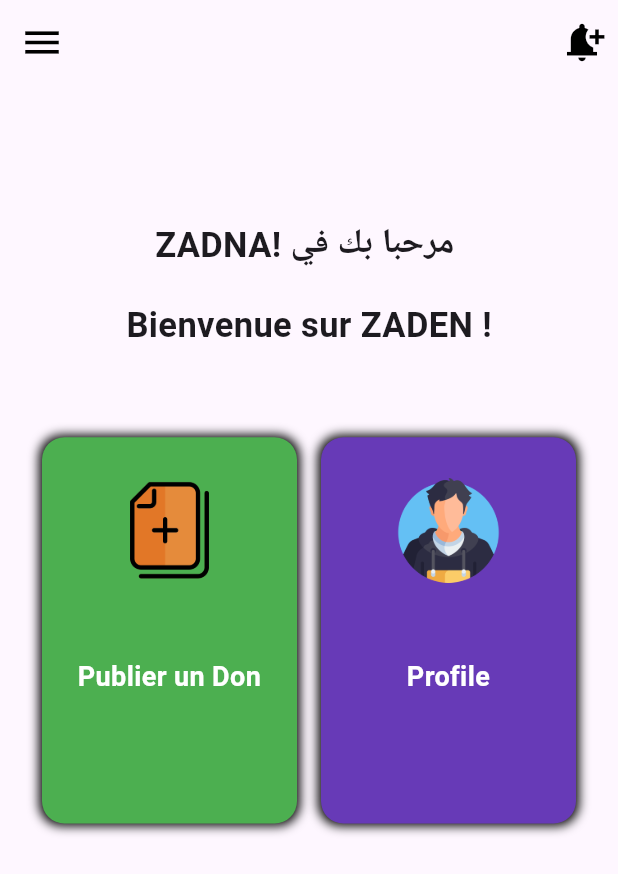
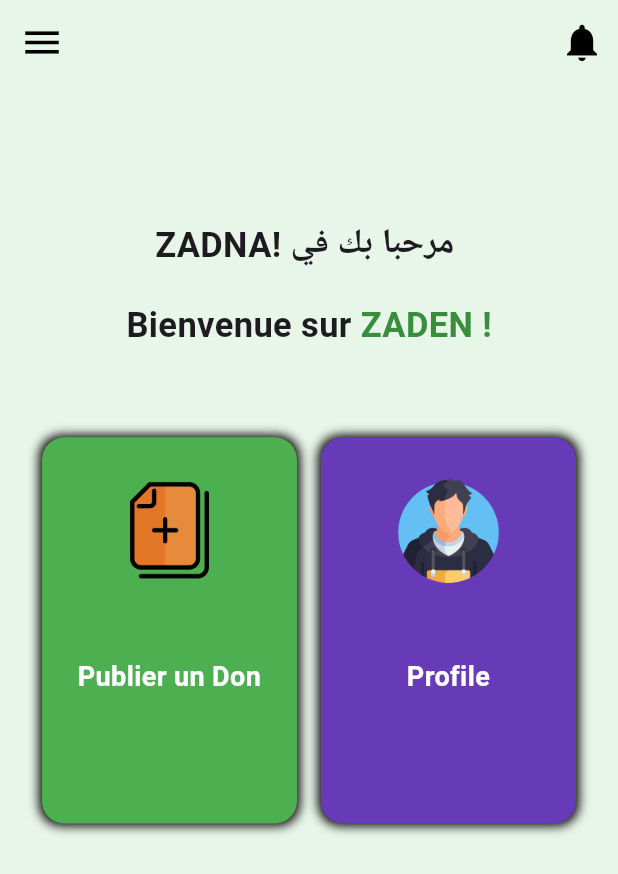
Before and after one commit to mohamedamine-code/hack4food_v2, a Flutter app: the UserHomePage screen opened directly, on a phone screen of 412 x 824 dp. Shown: the top 874 px of the screen. Run offline on Flutter 3.47's test engine with Material 3 defaults, Android fonts, the phone set to English and light mode, and no system bars; our stand-ins replace image_picker; missing offline and left inert: dart:ffi.

Commit message:
commit-7

```diff
--- a/lib/pages/profile.dart
+++ b/lib/pages/profile.dart
@@ -1,4 +1,5 @@
 import 'package:flutter/material.dart';
+import 'package:hack_for_food/pages/settings.dart';
 import 'package:intl/intl.dart'; // Pour le formatage des dates
 
 class DonorProfileScreen extends StatelessWidget {
@@ -30,7 +31,7 @@ class DonorProfileScreen extends StatelessWidget {
           IconButton(
             icon: const Icon(Icons.settings),
             onPressed: () {
-              // Navigation vers les paramètres
+              Navigator.push(context, MaterialPageRoute(builder: (context)=>SettingsScreen()));
             },
           ),
         ],
--- a/lib/pages/user_home_page.dart
+++ b/lib/pages/user_home_page.dart
@@ -1,6 +1,8 @@
 import 'package:flutter/material.dart';
 import 'package:hack_for_food/pages/AddDonationScreen.dart';
 import 'package:hack_for_food/pages/profile.dart';
+import 'package:hack_for_food/pages/settings.dart';
+import 'package:hack_for_food/test_widget/donner_Type_user.dart';
 import 'package:hack_for_food/util/Widget_Button.dart';
 
 class UserHomePage extends StatefulWidget {
@@ -11,30 +13,64 @@ class UserHomePage extends StatefulWidget {
 }
 
 class _HomePageState extends State<UserHomePage> {
-  void go_publier() {
+  // Méthodes de navigation
+  void _navigateToAddDonation() {
     Navigator.push(
       context,
       MaterialPageRoute(builder: (context) => AddDonationScreen()),
     );
   }
 
-  void go_difuser() {
-    // Navigator.push(context, MaterialPageRoute(builder: (context)=>()));
+  void _navigateToProfile() {
+    Navigator.push(
+      context,
+      MaterialPageRoute(builder: (context) => DonorProfileScreen()),
+    );
   }
-  void go_association() {}
-  void go_profile() {
-    Navigator.push(context, MaterialPageRoute(builder: (context)=>DonorProfileScreen()));
+
+  void _logout() async {
+    // Implémentation de la déconnexion
+    Navigator.pushAndRemoveUntil(
+      context,
+      MaterialPageRoute(builder: (context) => const DonorTypePage()),
+      (route) => false,
+    );
+  }
+
+  void _openSettings() {
+    Navigator.pop(context);
+    Navigator.push(
+      context,
+      MaterialPageRoute(builder: (context) => const SettingsScreen()),
+    );
   }
 
   @override
   Widget build(BuildContext context) {
-    List MyList = [
-      ['Publier un Don', 'assets/img/file.png', Colors.green, go_publier],
-      ['Profile', 'assets/img/boy.png', Colors.deepPurple, go_profile],
+    final menuItems = [
+      {
+        'title': 'Publier un Don',
+        'icon': 'assets/img/file.png',
+        'color': Colors.green,
+        'action': _navigateToAddDonation,
+      },
+      {
+        'title': 'Profile',
+        'icon': 'assets/img/boy.png',
+        'color': Colors.deepPurple,
+        'action': _navigateToProfile,
+      },
     ];
 
     return Scaffold(
-      drawer: Drawer(
+      drawer: _buildDrawer(),
+      appBar: _buildAppBar(),
+      body: _buildBody(menuItems),
+    );
+  }
+
+  Widget _buildDrawer() {
+    return Drawer(
       backgroundColor: const Color(0xFFE8F5E9),
       child: ListView(
         padding: EdgeInsets.zero,
@@ -48,52 +84,47 @@ class _HomePageState extends State<UserHomePage> {
           ),
           ListTile(
             leading: const Icon(Icons.dashboard),
-              title: const Text('Dashboard'),
+            title: const Text('Tableau de bord'),
             onTap: () {
-                Navigator.pop(context); // Close the drawer
-                // You can navigate here
+              Navigator.pop(context);
+              // Navigation vers le dashboard si nécessaire
             },
           ),
           ListTile(
             leading: const Icon(Icons.settings),
-              title: const Text('Settings'),
-              onTap: () {
-                Navigator.pop(context);
-                // Navigate to Settings
-              },
+            title: const Text('Paramètres'),
+            onTap: _openSettings,
           ),
+          const Divider(),
           ListTile(
-              leading: const Icon(Icons.logout),
-              title: const Text('Logout'),
-              onTap: () {
-                Navigator.pop(context);
-                // Handle logout
-              },
+            leading: const Icon(Icons.logout, color: Colors.red),
+            title: const Text('Déconnexion', style: TextStyle(color: Colors.red)),
+            onTap: _logout,
           ),
         ],
       ),
-      ),
+    );
+  }
 
-      appBar: AppBar(
+  AppBar _buildAppBar() {
+    return AppBar(
       leading: Builder(
-          builder:
-              (context) => IconButton(
-                onPressed: () {
-                  Scaffold.of(context).openDrawer();
-                },
-                icon: Icon(Icons.menu,color: Colors.black,size: 30,),
+        builder: (context) => IconButton(
+          onPressed: () => Scaffold.of(context).openDrawer(),
+          icon: const Icon(Icons.menu, color: Colors.black, size: 30),
         ),
       ),
-
       actions: [
         IconButton(
           onPressed: () {},
-            icon: Icon(Icons.notification_add, color: Colors.black, size: 30),
+          icon: const Icon(Icons.notifications, color: Colors.black, size: 30),
         ),
       ],
-      ),
+    );
+  }
 
-      body: Padding(
+  Widget _buildBody(List<Map<String, dynamic>> menuItems) {
+    return Padding(
       padding: const EdgeInsets.all(20.0),
       child: Center(
         child: SafeArea(
@@ -101,70 +132,63 @@ class _HomePageState extends State<UserHomePage> {
             mainAxisSize: MainAxisSize.max,
             mainAxisAlignment: MainAxisAlignment.center,
             children: [
-                Container(
-                  child: Column(
-                    children: [
-                      Container(
-                        child: Text(
-                          'ZADNA! مرحبا بك في ',
-                          style: TextStyle(
-                            fontSize: 23,
-                            fontWeight: FontWeight.bold,
+              _buildWelcomeSection(),
+              const SizedBox(height: 50),
+              _buildMenuGrid(menuItems),
+            ],
           ),
         ),
       ),
-                      SizedBox(height: 20),
+    );
+  }
+
+  Widget _buildWelcomeSection() {
+    return Column(
+      children: [
+        const Text(
+          'ZADNA! مرحبا بك في ',
+          style: TextStyle(fontSize: 23, fontWeight: FontWeight.bold),
+        ),
+        const SizedBox(height: 20),
         Text.rich(
           TextSpan(
             children: [
-                            TextSpan(
+              const TextSpan(
                 text: 'Bienvenue sur ',
-                              style: TextStyle(
-                                fontSize: 23,
-                                fontWeight: FontWeight.bold,
-                              ),
+                style: TextStyle(fontSize: 23, fontWeight: FontWeight.bold),
               ),
               TextSpan(
                 text: 'ZADEN !',
                 style: TextStyle(
                   fontSize: 23,
                   fontWeight: FontWeight.bold,
+                  color: Colors.green.shade700,
                 ),
               ),
             ],
           ),
         ),
       ],
-                  ),
-                ),
+    );
+  }
 
-                SizedBox(height: 50),
-                SizedBox(
+  Widget _buildMenuGrid(List<Map<String, dynamic>> items) {
+    return SizedBox(
       height: 450,
-                  // width: 500,
       child: GridView.builder(
-                    itemCount: MyList.length,
-                    gridDelegate: SliverGridDelegateWithFixedCrossAxisCount(
+        itemCount: items.length,
+        gridDelegate: const SliverGridDelegateWithFixedCrossAxisCount(
           crossAxisCount: 2,
           childAspectRatio: 1.7 / 2.5,
         ),
         itemBuilder: (context, index) {
           return Widget_Button(
-                        funcction: () {
-                          MyList[index][3]();
-                          print('yy');
-                        },
-                        Icon_cont: MyList[index][1],
-                        color_Cont: MyList[index][2],
-                        data: MyList[index][0],
+            funcction: items[index]['action'],
+            Icon_cont: items[index]['icon'],
+            color_Cont: items[index]['color'],
+            data: items[index]['title'],
           );
         },
-                  ),
-                ),
-              ],
-            ),
-          ),
-        ),
       ),
     );
   }
--- a/pubspec.yaml
+++ b/pubspec.yaml
@@ -38,6 +38,7 @@ dependencies:
   http: ^0.13.0
   firebase_storage: ^11.0.0
   cloud_firestore: ^4.0.0
+  shared_preferences: ^2.2.2
   intl:
 
 dev_dependencies:
```
Also changed, not shown: lib/main.dart (+57 -9 lines), lib/pages/policy_acceptance_screen.dart (added, +39 -0 lines), lib/pages/politique_screen.dart (added, +84 -0 lines), lib/pages/settings.dart (added, +171 -0 lines), pubspec.lock, 2 other files. Lines whose indentation alone changed are shown as unchanged.
